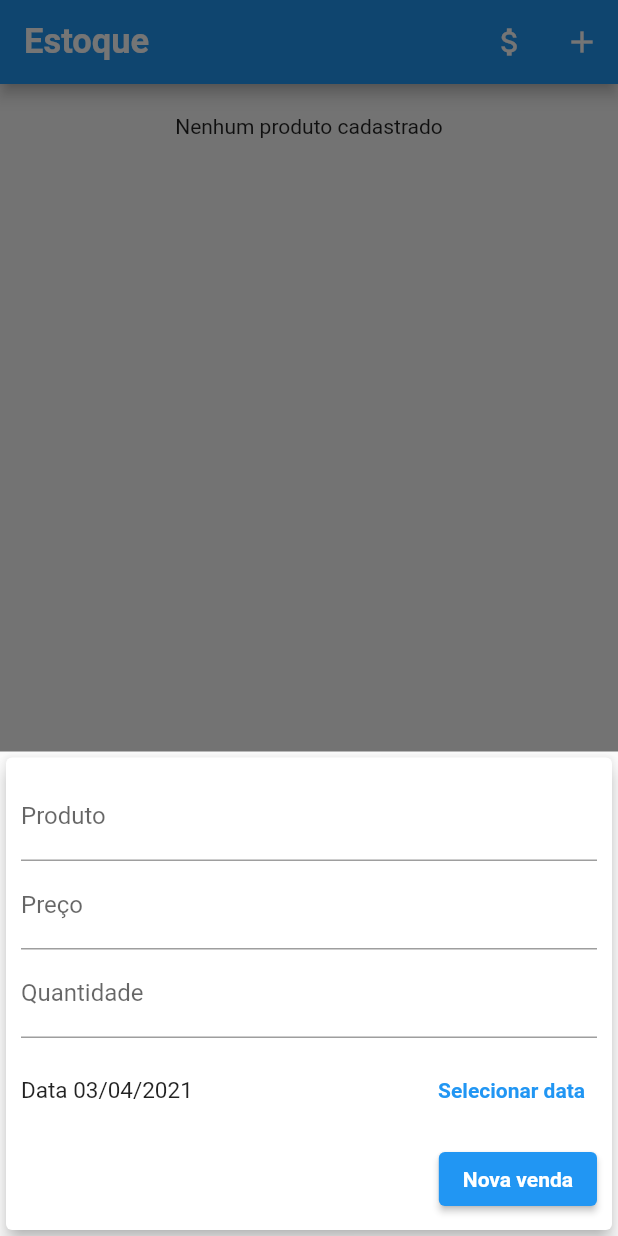
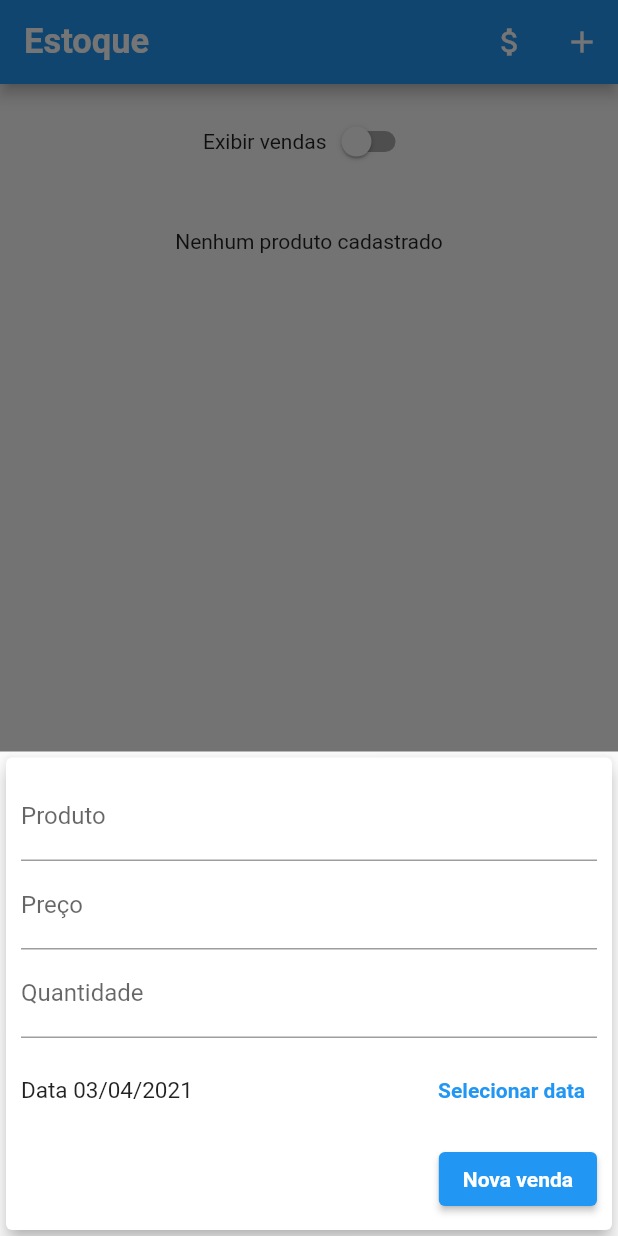
Before and after one commit to AndreFelipe97/app-inventory, a Flutter app: the screen it shows after launch, after a tap on the "attach money" icon, on a phone screen of 412 x 824 dp. Run offline on Flutter 3.47's test engine with Material 2 defaults, Android fonts, the phone set to English and light mode, and no system bars.

```diff
--- a/lib/components/sale_form.dart
+++ b/lib/components/sale_form.dart
@@ -4,7 +4,7 @@ import 'package:inventory/adaptatives/adaptative_date_picker.dart';
 import 'package:inventory/adaptatives/adaptative_text_field.dart';
 
 class SaleForm extends StatefulWidget {
-  final void Function(String, double, double, DateTime) onSubmit;
+  final void Function(String, double, int, DateTime) onSubmit;
 
   SaleForm(this.onSubmit);
 
@@ -20,14 +20,14 @@ class _SaleFormState extends State<SaleForm> {
 
   _submitForm() {
     final product = _productController.text;
-    final amount = double.tryParse(_amountController.text) ?? 0.0;
+    final amount = int.tryParse(_amountController.text) ?? 0.0;
     final price = double.tryParse(_priceController.text) ?? 0.0;
 
     if (product.isEmpty || amount <= 0 || price <= 0 || _selectedDate == null) {
       return;
     }
 
-    widget.onSubmit(product, amount, price, _selectedDate);
+    widget.onSubmit(product, price, amount, _selectedDate);
   }
 
   @override
@@ -46,11 +46,13 @@ class _SaleFormState extends State<SaleForm> {
               ),
               AdaptativeTextField(
                 controller: _priceController,
+                keyboardType: TextInputType.numberWithOptions(decimal: true),
                 onSubmitted: (value) => _submitForm(),
                 label: 'Preço',
               ),
               AdaptativeTextField(
                 controller: _amountController,
+                keyboardType: TextInputType.numberWithOptions(decimal: false),
                 onSubmitted: (value) => _submitForm(),
                 label: 'Quantidade',
               ),
--- a/lib/main.dart
+++ b/lib/main.dart
@@ -5,6 +5,7 @@ import 'package:flutter/material.dart';
 import 'package:inventory/components/product_form.dart';
 import 'package:inventory/components/product_list.dart';
 import 'package:inventory/components/sale_form.dart';
+import 'package:inventory/components/sale_list.dart';
 import 'package:inventory/model/product.dart';
 import 'package:inventory/model/sale.dart';
 
@@ -45,6 +46,8 @@ class MyHomePage extends StatefulWidget {
 
 class _MyHomePageState extends State<MyHomePage> {
   final List<Product> _products = [];
+  final List<Sale> _sales = [];
+  bool _showListSale = false;
 
   _addProduct(String product, int amount, double purchaseValue,
       double saleValue, double profit, DateTime date) {
@@ -65,17 +68,17 @@ class _MyHomePageState extends State<MyHomePage> {
     Navigator.of(context).pop();
   }
 
-  _addSale(String product, double price, double amount, DateTime date) {
+  _addSale(String product, double price, int amount, DateTime date) {
     final newSale = Sale(
       product: product,
       price: price,
       amount: amount,
       date: date,
     );
-    /*
+
     setState(() {
-      _transactions.add(newSale);
-    });*/
+      _sales.add(newSale);
+    });
 
     Navigator.of(context).pop();
   }
@@ -136,8 +139,39 @@ class _MyHomePageState extends State<MyHomePage> {
     final bodyPage = Center(
       child: Container(
         height: availableHeight * 1,
-        child: ProductList(
-          products: _products,
+        child: Column(
+          crossAxisAlignment: CrossAxisAlignment.stretch,
+          children: [
+            Container(
+              height: availableHeight * .1,
+              child: Row(
+                mainAxisAlignment: MainAxisAlignment.center,
+                children: [
+                  Text('Exibir vendas'),
+                  Switch(
+                      value: _showListSale,
+                      onChanged: (value) {
+                        setState(() {
+                          _showListSale = !_showListSale;
+                        });
+                      }),
+                ],
+              ),
+            ),
+            !_showListSale
+                ? Container(
+                    height: availableHeight * .9,
+                    child: ProductList(
+                      products: _products,
+                    ),
+                  )
+                : Container(
+                    height: availableHeight * .9,
+                    child: SaleList(
+                      sales: _sales,
+                    ),
+                  ),
+          ],
         ),
       ),
     );
--- a/lib/model/sale.dart
+++ b/lib/model/sale.dart
@@ -3,7 +3,7 @@ import 'package:flutter/foundation.dart';
 class Sale {
   final String product;
   final double price;
-  final double amount;
+  final int amount;
   final DateTime date;
 
   Sale({
```
Also changed, not shown: lib/components/sale_list.dart (added, +56 -0 lines), images_app/list_product.jpeg, images_app/list_sale.jpeg (added), 1 other file.
